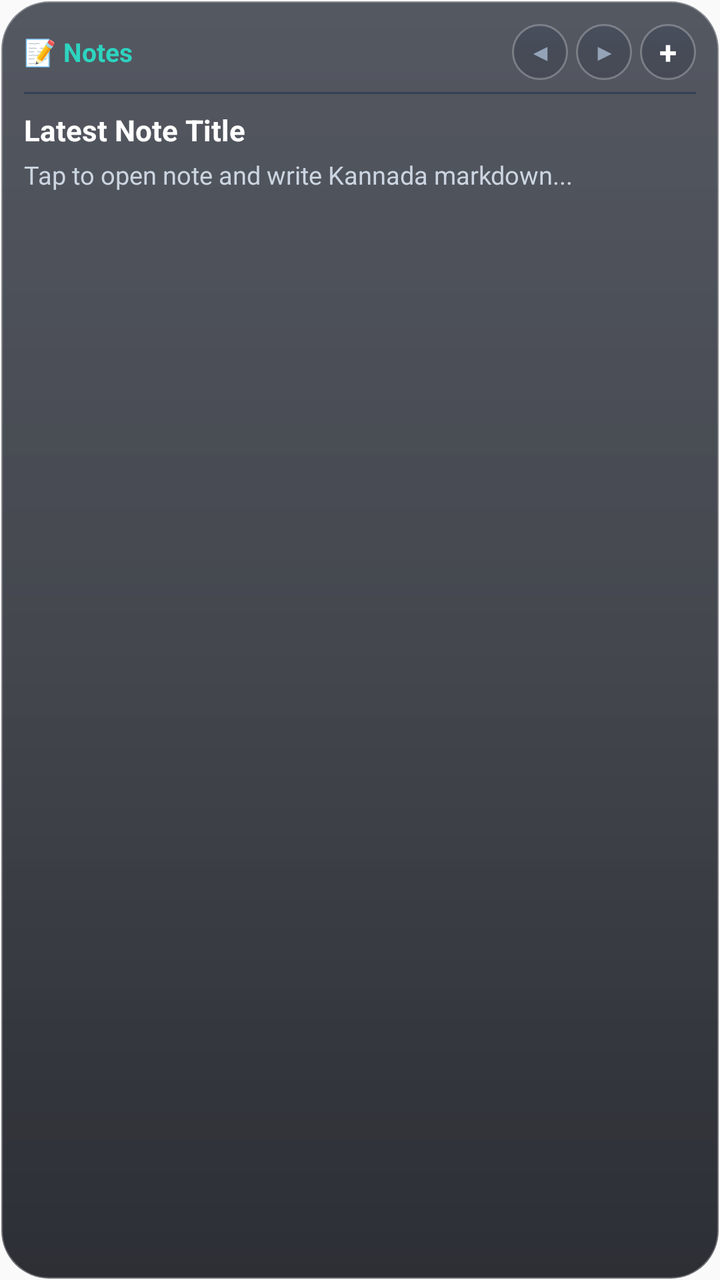
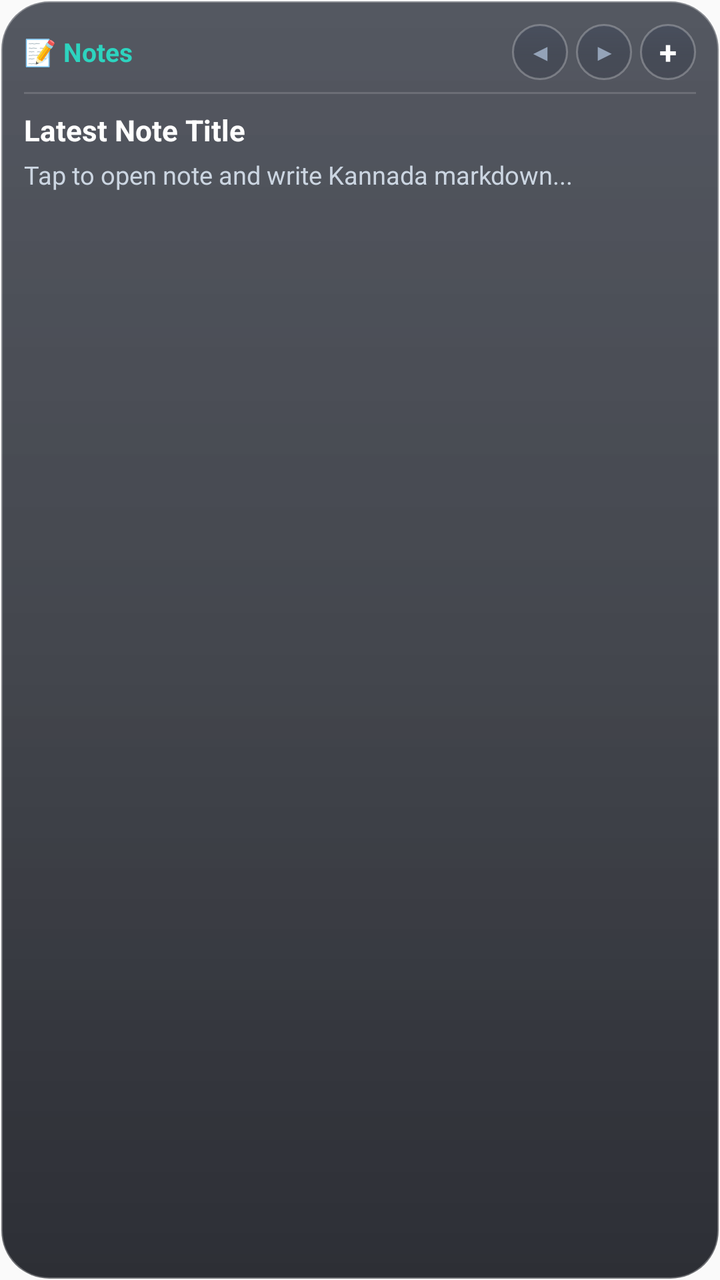

Compare the two renders of this Android layout. The source of the first and the diff that turns it into the second are given below.
<!-- AndroidManifest.xml: application theme AppTheme -->
<!-- res/layout/widget_notes.xml -->
<?xml version="1.0" encoding="utf-8"?>
<LinearLayout xmlns:android="http://schemas.android.com/apk/res/android"
    android:id="@+id/widget_notes_root"
    android:layout_width="match_parent"
    android:layout_height="match_parent"
    android:background="@drawable/widget_bg"
    android:orientation="vertical"
    android:padding="12dp">

    <LinearLayout
        android:layout_width="match_parent"
        android:layout_height="wrap_content"
        android:gravity="center_vertical"
        android:orientation="horizontal">

        <TextView
            android:id="@+id/widget_note_badge"
            android:layout_width="0dp"
            android:layout_height="wrap_content"
            android:layout_weight="1"
            android:text="📝 Notes"
            android:textColor="#2DD4BF"
            android:textSize="13sp"
            android:textStyle="bold" />

        
        <TextView
            android:id="@+id/btn_note_prev"
            android:layout_width="28dp"
            android:layout_height="28dp"
            android:layout_marginEnd="4dp"
            android:background="@drawable/widget_btn_bg"
            android:gravity="center"
            android:text="◀"
            android:textColor="#94A3B8"
            android:textSize="11sp"
            android:textStyle="bold" />

        
        <TextView
            android:id="@+id/btn_note_next"
            android:layout_width="28dp"
            android:layout_height="28dp"
            android:layout_marginEnd="4dp"
            android:background="@drawable/widget_btn_bg"
            android:gravity="center"
            android:text="▶"
            android:textColor="#94A3B8"
            android:textSize="11sp"
            android:textStyle="bold" />

        
        <TextView
            android:id="@+id/btn_note_add"
            android:layout_width="28dp"
            android:layout_height="28dp"
            android:background="@drawable/widget_btn_bg"
            android:gravity="center"
            android:text="+"
            android:textColor="#FFFFFF"
            android:textSize="16sp"
            android:textStyle="bold" />
    </LinearLayout>

    <ImageView
        android:layout_width="match_parent"
        android:layout_height="1dp"
        android:layout_marginTop="6dp"
        android:layout_marginBottom="8dp"
        android:background="#334155" />

    <TextView
        android:id="@+id/widget_note_title"
        android:layout_width="match_parent"
        android:layout_height="wrap_content"
        android:ellipsize="end"
        android:maxLines="1"
        android:text="Latest Note Title"
        android:textColor="#FFFFFF"
        android:textSize="14.5sp"
        android:textStyle="bold" />

    <TextView
        android:id="@+id/widget_note_snippet"
        android:layout_width="match_parent"
        android:layout_height="wrap_content"
        android:layout_marginTop="4dp"
        android:ellipsize="end"
        android:maxLines="2"
        android:text="Tap to open note and write Kannada markdown..."
        android:textColor="#CBD5E1"
        android:textSize="12.5sp" />

</LinearLayout>
<!-- resources referenced by this layout -->
<resources>
  <!-- drawable widget_bg (drawable) -->
  <?xml version="1.0" encoding="utf-8"?>
  <shape xmlns:android="http://schemas.android.com/apk/res/android"
      android:shape="rectangle">
      <corners android:radius="24dp" />
      <gradient
          android:angle="270"
          android:startColor="#B8141926"
          android:centerColor="#C40D111A"
          android:endColor="#D9080A12" />
      <stroke
          android:width="1.2dp"
          android:color="#4DFFFFFF" />
  </shape>
  <!-- drawable widget_btn_bg (drawable) -->
  <?xml version="1.0" encoding="utf-8"?>
  <shape xmlns:android="http://schemas.android.com/apk/res/android"
      android:shape="rectangle">
      <corners android:radius="14dp" />
      <gradient
          android:angle="270"
          android:startColor="#59333E56"
          android:centerColor="#4421293C"
          android:endColor="#36171E2E" />
      <stroke
          android:width="1dp"
          android:color="#40FFFFFF" />
  </shape>
  <style name="AppTheme" parent="Theme.AppCompat.Light.DarkActionBar">
          
          <item name="colorPrimary">@color/colorPrimary</item>
          <item name="colorPrimaryDark">@color/colorPrimaryDark</item>
          <item name="colorAccent">@color/colorAccent</item>
      </style>
</resources>

<!-- the commit's change to res/layout/widget_notes.xml (unified diff, before → after) -->
@@ -67,7 +67,7 @@
         android:layout_height="1dp"
         android:layout_marginTop="6dp"
         android:layout_marginBottom="8dp"
-        android:background="#334155" />
+        android:background="#26FFFFFF" />
 
     <TextView
         android:id="@+id/widget_note_title"
